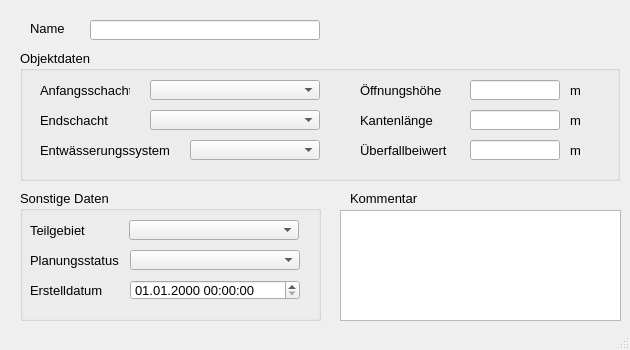
Above: qkan/forms/qkan_wehre.ui from hoettges/QKan before the change. Below: the same form after it.
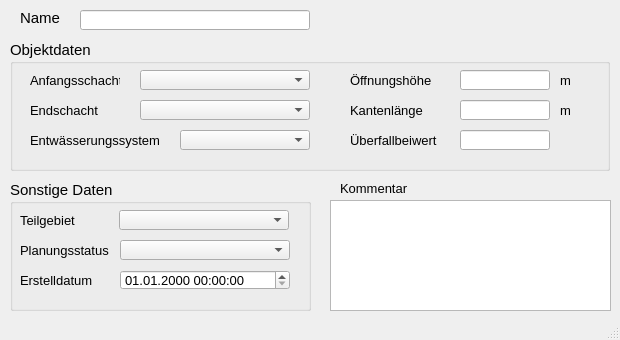
That is the form after the change. Custom widgets are drawn as their Qt base class.

```diff
--- a/qkan/forms/qkan_wehre.ui
+++ b/qkan/forms/qkan_wehre.ui
@@ -6,14 +6,14 @@
    <rect>
     <x>0</x>
     <y>0</y>
-    <width>630</width>
-    <height>350</height>
+    <width>620</width>
+    <height>340</height>
    </rect>
   </property>
   <property name="minimumSize">
    <size>
-    <width>630</width>
-    <height>350</height>
+    <width>620</width>
+    <height>340</height>
    </size>
   </property>
   <property name="font">
@@ -29,8 +29,8 @@
    <widget class="QTextEdit" name="kommentar">
     <property name="geometry">
      <rect>
-      <x>340</x>
-      <y>210</y>
+      <x>330</x>
+      <y>200</y>
       <width>281</width>
       <height>111</height>
      </rect>
@@ -45,12 +45,18 @@
    <widget class="QLabel" name="label">
     <property name="geometry">
      <rect>
-      <x>30</x>
-      <y>20</y>
+      <x>20</x>
+      <y>10</y>
       <width>60</width>
       <height>16</height>
      </rect>
     </property>
+    <property name="font">
+     <font>
+      <family>Tahoma</family>
+      <pointsize>11</pointsize>
+     </font>
+    </property>
     <property name="text">
      <string>Name</string>
     </property>
@@ -58,8 +64,8 @@
    <widget class="QGroupBox" name="groupBox_3">
     <property name="geometry">
      <rect>
-      <x>20</x>
-      <y>190</y>
+      <x>10</x>
+      <y>180</y>
       <width>301</width>
       <height>131</height>
      </rect>
@@ -67,7 +73,7 @@
     <property name="font">
      <font>
       <family>Tahoma</family>
-      <pointsize>10</pointsize>
+      <pointsize>11</pointsize>
      </font>
     </property>
     <property name="title">
@@ -82,6 +88,18 @@
        <height>20</height>
       </rect>
      </property>
+     <property name="font">
+      <font>
+       <family>Tahoma</family>
+       <pointsize>10</pointsize>
+      </font>
+     </property>
+     <property name="toolTip">
+      <string>&lt;html&gt;&lt;head/&gt;&lt;body&gt;&lt;p&gt;zur Zuordnung auf ein selbstständig festgelegtes Teilgebiet&lt;/p&gt;&lt;/body&gt;&lt;/html&gt;</string>
+     </property>
+     <property name="statusTip">
+      <string>zur Zuordnung auf ein selbstständig festgelegtes Teilgebiet</string>
+     </property>
     </widget>
     <widget class="QLabel" name="label_11">
      <property name="geometry">
@@ -92,6 +110,12 @@
        <height>20</height>
       </rect>
      </property>
+     <property name="font">
+      <font>
+       <family>Tahoma</family>
+       <pointsize>10</pointsize>
+      </font>
+     </property>
      <property name="text">
       <string>Teilgebiet</string>
      </property>
@@ -108,6 +132,18 @@
        <height>20</height>
       </rect>
      </property>
+     <property name="font">
+      <font>
+       <family>Tahoma</family>
+       <pointsize>10</pointsize>
+      </font>
+     </property>
+     <property name="toolTip">
+      <string>&lt;html&gt;&lt;head/&gt;&lt;body&gt;&lt;p&gt;aktueller Status (z.B. vorhanden, in Planung etc.)&lt;/p&gt;&lt;/body&gt;&lt;/html&gt;</string>
+     </property>
+     <property name="statusTip">
+      <string>aktueller Status (z.B. vorhanden, in Planung etc.)</string>
+     </property>
     </widget>
     <widget class="QgsDateTimeEdit" name="createdat">
      <property name="geometry">
@@ -140,6 +176,12 @@
        <height>21</height>
       </rect>
      </property>
+     <property name="font">
+      <font>
+       <family>Tahoma</family>
+       <pointsize>10</pointsize>
+      </font>
+     </property>
      <property name="text">
       <string>Planungsstatus</string>
      </property>
@@ -156,6 +198,12 @@
        <height>21</height>
       </rect>
      </property>
+     <property name="font">
+      <font>
+       <family>Tahoma</family>
+       <pointsize>10</pointsize>
+      </font>
+     </property>
      <property name="text">
       <string>Erstelldatum</string>
      </property>
@@ -164,8 +212,8 @@
    <widget class="QGroupBox" name="groupBox_2">
     <property name="geometry">
      <rect>
-      <x>20</x>
-      <y>50</y>
+      <x>10</x>
+      <y>40</y>
       <width>600</width>
       <height>131</height>
      </rect>
@@ -173,7 +221,7 @@
     <property name="font">
      <font>
       <family>Tahoma</family>
-      <pointsize>10</pointsize>
+      <pointsize>11</pointsize>
      </font>
     </property>
     <property name="title">
@@ -188,6 +236,18 @@
        <height>20</height>
       </rect>
      </property>
+     <property name="font">
+      <font>
+       <family>Tahoma</family>
+       <pointsize>10</pointsize>
+      </font>
+     </property>
+     <property name="toolTip">
+      <string>&lt;html&gt;&lt;head/&gt;&lt;body&gt;&lt;p&gt;vorh. Entwässerungssystem (z.B. Mischwasser, Regenwasser etc.)&lt;/p&gt;&lt;/body&gt;&lt;/html&gt;</string>
+     </property>
+     <property name="statusTip">
+      <string>vorh. Entwässerungssystem (z.B. Mischwasser, Regenwasser etc.)</string>
+     </property>
     </widget>
     <widget class="QLabel" name="label_16">
      <property name="geometry">
@@ -198,6 +258,12 @@
        <height>21</height>
       </rect>
      </property>
+     <property name="font">
+      <font>
+       <family>Tahoma</family>
+       <pointsize>10</pointsize>
+      </font>
+     </property>
      <property name="text">
       <string>m </string>
      </property>
@@ -211,6 +277,12 @@
        <height>20</height>
       </rect>
      </property>
+     <property name="font">
+      <font>
+       <family>Tahoma</family>
+       <pointsize>10</pointsize>
+      </font>
+     </property>
      <property name="text">
       <string>Endschacht</string>
      </property>
@@ -224,6 +296,18 @@
        <height>20</height>
       </rect>
      </property>
+     <property name="font">
+      <font>
+       <family>Tahoma</family>
+       <pointsize>10</pointsize>
+      </font>
+     </property>
+     <property name="toolTip">
+      <string>&lt;html&gt;&lt;head/&gt;&lt;body&gt;&lt;p&gt;&lt;span style=&quot; font-family:'Calibri','sans-serif';&quot;&gt;Name des unteren Schachts&lt;/span&gt;&lt;/p&gt;&lt;/body&gt;&lt;/html&gt;</string>
+     </property>
+     <property name="statusTip">
+      <string>Name des unteren Schachts</string>
+     </property>
     </widget>
     <widget class="QLabel" name="label_7">
      <property name="geometry">
@@ -234,6 +318,12 @@
        <height>20</height>
       </rect>
      </property>
+     <property name="font">
+      <font>
+       <family>Tahoma</family>
+       <pointsize>10</pointsize>
+      </font>
+     </property>
      <property name="text">
       <string>Öffnungshöhe</string>
      </property>
@@ -247,6 +337,18 @@
        <height>20</height>
       </rect>
      </property>
+     <property name="font">
+      <font>
+       <family>Tahoma</family>
+       <pointsize>10</pointsize>
+      </font>
+     </property>
+     <property name="toolTip">
+      <string>&lt;html&gt;&lt;head/&gt;&lt;body&gt;&lt;p&gt;&lt;span style=&quot; font-family:'Calibri','sans-serif';&quot;&gt;Name des oberen Schachts&lt;/span&gt;&lt;/p&gt;&lt;/body&gt;&lt;/html&gt;</string>
+     </property>
+     <property name="statusTip">
+      <string>Name des oberen Schachts</string>
+     </property>
     </widget>
     <widget class="QLabel" name="label_4">
      <property name="geometry">
@@ -257,6 +359,12 @@
        <height>20</height>
       </rect>
      </property>
+     <property name="font">
+      <font>
+       <family>Tahoma</family>
+       <pointsize>10</pointsize>
+      </font>
+     </property>
      <property name="text">
       <string>Anfangsschacht</string>
      </property>
@@ -270,6 +378,12 @@
        <height>20</height>
       </rect>
      </property>
+     <property name="font">
+      <font>
+       <family>Tahoma</family>
+       <pointsize>10</pointsize>
+      </font>
+     </property>
      <property name="toolTip">
       <string>&lt;html&gt;&lt;head/&gt;&lt;body&gt;&lt;p&gt;für grafische Darstellung im Längsschnitt&lt;/p&gt;&lt;/body&gt;&lt;/html&gt;</string>
      </property>
@@ -286,6 +400,12 @@
        <height>20</height>
       </rect>
      </property>
+     <property name="font">
+      <font>
+       <family>Tahoma</family>
+       <pointsize>10</pointsize>
+      </font>
+     </property>
      <property name="text">
       <string>Entwässerungssystem</string>
      </property>
@@ -299,6 +419,12 @@
        <height>20</height>
       </rect>
      </property>
+     <property name="font">
+      <font>
+       <family>Tahoma</family>
+       <pointsize>10</pointsize>
+      </font>
+     </property>
      <property name="text">
       <string>Kantenlänge</string>
      </property>
@@ -312,6 +438,12 @@
        <height>20</height>
       </rect>
      </property>
+     <property name="font">
+      <font>
+       <family>Tahoma</family>
+       <pointsize>10</pointsize>
+      </font>
+     </property>
      <property name="toolTip">
       <string>&lt;html&gt;&lt;head/&gt;&lt;body&gt;&lt;p&gt;für grafische Darstellung im Längsschnitt&lt;/p&gt;&lt;/body&gt;&lt;/html&gt;</string>
      </property>
@@ -328,6 +460,12 @@
        <height>21</height>
       </rect>
      </property>
+     <property name="font">
+      <font>
+       <family>Tahoma</family>
+       <pointsize>10</pointsize>
+      </font>
+     </property>
      <property name="text">
       <string>m </string>
      </property>
@@ -341,6 +479,18 @@
        <height>20</height>
       </rect>
      </property>
+     <property name="font">
+      <font>
+       <family>Tahoma</family>
+       <pointsize>10</pointsize>
+      </font>
+     </property>
+     <property name="toolTip">
+      <string>&lt;html&gt;&lt;head/&gt;&lt;body&gt;&lt;p&gt;in Abhängigkeit von der Ausbildung der Wehrkrone (~0,49 - 0,79)&lt;/p&gt;&lt;/body&gt;&lt;/html&gt;</string>
+     </property>
+     <property name="statusTip">
+      <string>in Abhängigkeit von der Ausbildung der Wehrkrone (~0,49 - 0,79)</string>
+     </property>
     </widget>
     <widget class="QLabel" name="label_61">
      <property name="geometry">
@@ -351,29 +501,22 @@
        <height>20</height>
       </rect>
      </property>
+     <property name="font">
+      <font>
+       <family>Tahoma</family>
+       <pointsize>10</pointsize>
+      </font>
+     </property>
      <property name="text">
       <string>Überfallbeiwert</string>
      </property>
     </widget>
-    <widget class="QLabel" name="label_18">
-     <property name="geometry">
-      <rect>
-       <x>550</x>
-       <y>90</y>
-       <width>20</width>
-       <height>21</height>
-      </rect>
-     </property>
-     <property name="text">
-      <string>m </string>
-     </property>
-    </widget>
    </widget>
    <widget class="QLineEdit" name="haltnam">
     <property name="geometry">
      <rect>
-      <x>90</x>
-      <y>20</y>
+      <x>80</x>
+      <y>10</y>
       <width>230</width>
       <height>20</height>
      </rect>
@@ -382,8 +525,8 @@
    <widget class="QLabel" name="label_22">
     <property name="geometry">
      <rect>
-      <x>350</x>
-      <y>190</y>
+      <x>340</x>
+      <y>180</y>
       <width>81</width>
       <height>16</height>
      </rect>
```
Left out of the diff: 12 changed lines with no effect on the pictures.
